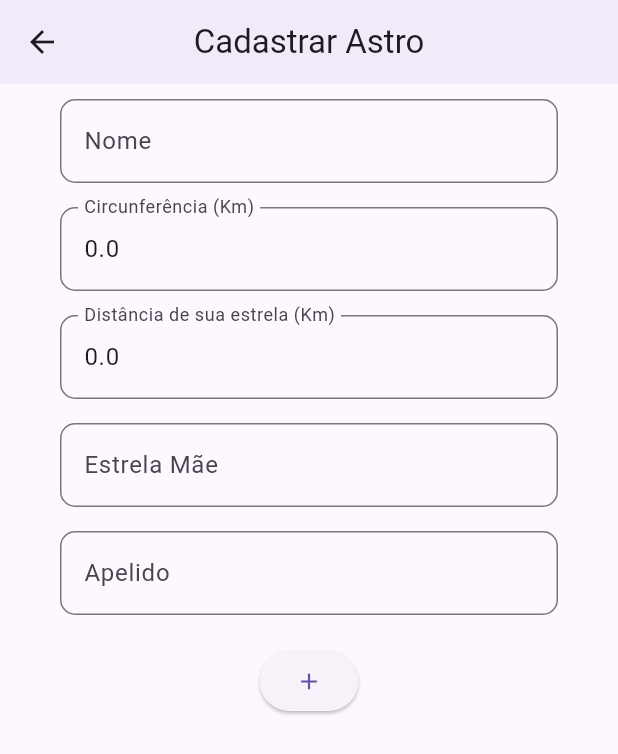
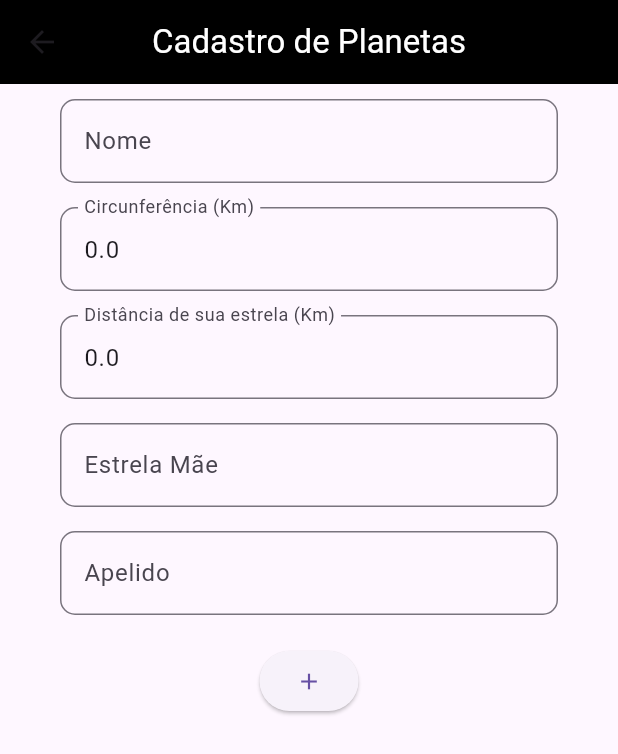
Before and after one commit to AnuTech001/Planetario, a Flutter app: the screen it shows after launch, after a tap on the "public" icon, on a phone screen of 412 x 824 dp. Shown: the top 754 px of the screen. Run offline on Flutter 3.47's test engine with Material 3 defaults, Android fonts, the phone set to English and light mode, and no system bars; our stand-ins replace sqflite; accounts and stored records are empty; Roboto replaces fonts that are missing (Times).

Commit message:
Melhoria na interface do APP

```diff
--- a/lib/main.dart
+++ b/lib/main.dart
@@ -19,6 +19,7 @@ class MyApp extends StatelessWidget {
       title: 'Planetário',
       debugShowCheckedModeBanner: false,
       theme: ThemeData(
+        fontFamily: 'Times',
         useMaterial3: true,
       ),
       home: const MyHomePage(
@@ -116,26 +117,54 @@ class _MyHomePageState extends State<MyHomePage> {
               Icon(
                 Icons.warning_outlined,
                 size: 48,
-                color: Colors.black,
+                color: Color(0xffFF0000),
               ),
               SizedBox(height: 16),
               Center(
-                child: Text(
-                  'Você tem certeza que deseja excluir o astro ${astro.nome}?',
-                  textAlign: TextAlign.center,
+                child: Text.rich(
+                  TextSpan(
+                    children: [
+                      TextSpan(
+                        text: 'Você tem certeza que deseja excluir o astro ',
+                        style: TextStyle(
+                          color: Colors.white,
+                        ),
+                      ),
+                      TextSpan(
+                        text: astro.nome,
+                        style: TextStyle(
+                          color: Color(0xff00FF00),
+                        ),
+                      ),
+                      TextSpan(
+                        text: '?',
+                        style: TextStyle(
+                          color: Colors.white,
+                        ),
+                      ),
+                    ],
+                  ),
+                  textAlign: TextAlign.center, // Alinhamento central do texto
                 ),
               ),
             ],
           ),
+          backgroundColor: Colors.black, // Mover para fora do Column
           actions: <Widget>[
             TextButton(
-              child: Text('Cancelar'),
+              child: Text(
+                'Cancelar',
+                style: TextStyle(color: Color(0xff00FF00)),
+              ),
               onPressed: () {
                 Navigator.of(context).pop();
               },
             ),
             TextButton(
-              child: Text('Excluir'),
+              child: Text(
+                'Excluir',
+                style: TextStyle(color: Color(0xffFF0000)),
+              ),
               onPressed: () {
                 _excluirAstro(int.parse(astro.id!));
                 Navigator.of(context).pop();
@@ -155,8 +184,25 @@ class _MyHomePageState extends State<MyHomePage> {
   Widget build(BuildContext context) {
     return Scaffold(
       appBar: AppBar(
-        backgroundColor: Theme.of(context).colorScheme.inversePrimary,
-        title: Text(widget.title),
+        centerTitle: true,
+        backgroundColor: Colors.black,
+        title: Column(
+          mainAxisSize: MainAxisSize.min,
+          children: [
+            Text(
+              widget.title,
+              style: TextStyle(
+                color: Color(0xff00FF00),
+              ),
+            ),
+            Container(
+              margin: EdgeInsets.only(top: 5.0),
+              height: 2.0,
+              color: Color(0xff00FF00),
+            )
+          ],
+        ),
+        elevation: 0,
       ),
       body: ListView.builder(
         itemCount: _astros.length,
@@ -171,22 +217,36 @@ class _MyHomePageState extends State<MyHomePage> {
                 'Apelido: ${astro.apelido}');
           }
           return ListTile(
-              title: Text(astro.nome),
+              title: Text(
+                astro.nome,
+                style: TextStyle(
+                  color: Color(0xff00FF00),
+                ),
+              ),
               subtitle: Text(
                 'Circunferência: ${astro.tamanho} Km\n'
                 'Distância: ${astro.distancia} Km\n'
                 'Estrela Mãe: ${astro.estrela}\n'
                 'Apelido: ${astro.apelido}',
+                style: TextStyle(
+                  color: Colors.white,
+                ),
               ),
               trailing: Row(
                 mainAxisSize: MainAxisSize.min,
                 children: [
                   IconButton(
-                    icon: const Icon(Icons.edit),
+                    icon: const Icon(
+                      Icons.edit,
+                      color: Color(0xff0000FF),
+                    ),
                     onPressed: () => _alterarAstros(context, astro),
                   ),
                   IconButton(
-                    icon: const Icon(Icons.delete),
+                    icon: const Icon(
+                      Icons.delete,
+                      color: Color(0xffFF0000),
+                    ),
                     onPressed: () => _confirmarExclusao(context, astro),
                   ),
                 ],
@@ -197,8 +257,19 @@ class _MyHomePageState extends State<MyHomePage> {
         onPressed: () {
           _incluirAstro(context);
         },
-        child: const Icon(Icons.public_outlined),
+        backgroundColor: Colors.black,
+        shape: RoundedRectangleBorder(
+          borderRadius: BorderRadius.circular(10.0),
+          side: BorderSide(
+            color: Color(0xff00FF00),
+          ),
+        ),
+        child: const Icon(
+          Icons.public_outlined,
+          color: Color(0xff00FF00),
+        ),
       ),
+      backgroundColor: Colors.black,
     );
   }
 }
--- a/lib/telas/tela_astros.dart
+++ b/lib/telas/tela_astros.dart
@@ -133,8 +133,11 @@ class _TelaAstrosState extends State<TelaAstros> {
     return Scaffold(
       appBar: AppBar(
         centerTitle: true,
-        title: const Text('Cadastrar Astro'),
-        elevation: 3,
+        backgroundColor: Colors.black,
+        title: Text(
+          'Cadastro de Planetas',
+          style: TextStyle(color: Colors.white),
+        ),
       ),
       body: Padding(
         padding: const EdgeInsets.symmetric(horizontal: 40.0, vertical: 10.0),
```
